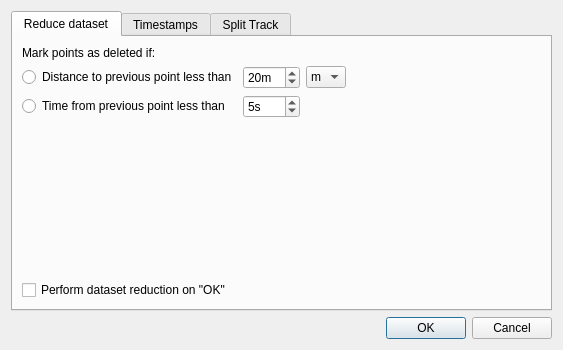
First picture: the form in src/IDlgTrackFilter.ui, repository ntruchsess/QLandkarteGT, before the edit.
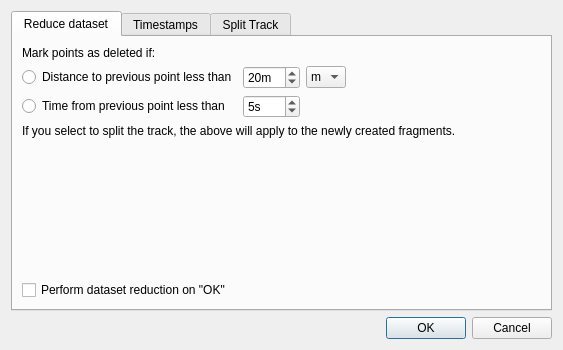
Second picture: the form after the edit.

Commit message: optimize track filter to apply to framents or original track

Diff of the .ui file:
```diff
--- a/src/IDlgTrackFilter.ui
+++ b/src/IDlgTrackFilter.ui
@@ -119,6 +119,16 @@
          </item>
         </layout>
        </item>
+       <item>
+        <widget class="QLabel" name="label_3">
+         <property name="text">
+          <string>If you select to split the track, the above will apply to the newly created fragments.</string>
+         </property>
+         <property name="wordWrap">
+          <bool>true</bool>
+         </property>
+        </widget>
+       </item>
        <item>
         <spacer name="verticalSpacer_2">
          <property name="orientation">
```
Left out of the diff: 10 changed lines with no effect on the pictures. The commit also changes 4 other files.
